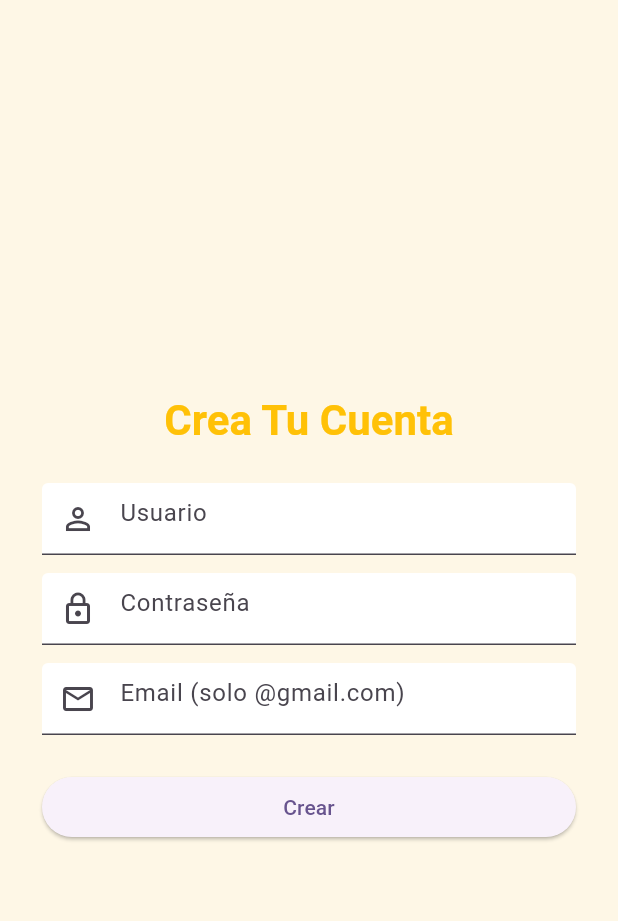
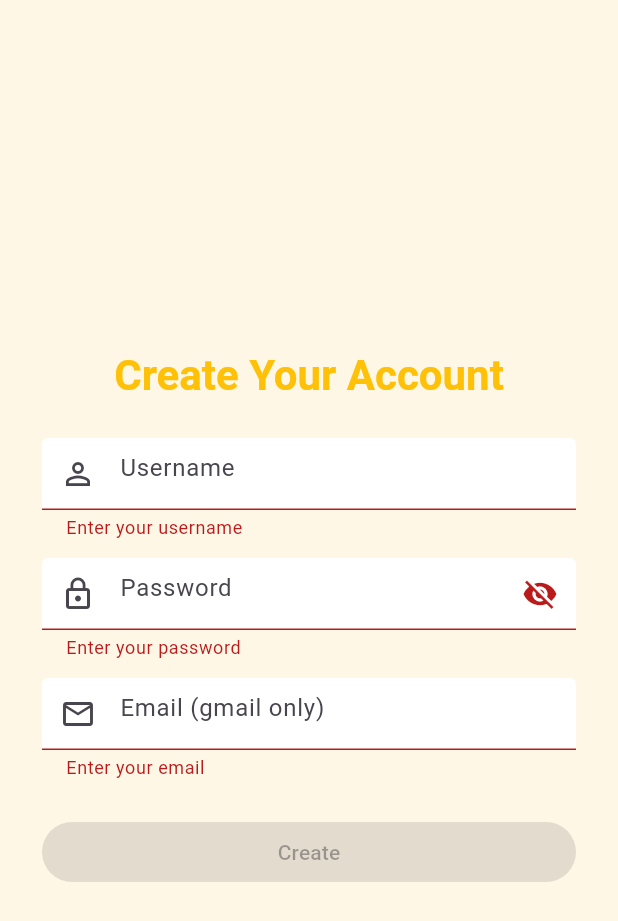
Before and after one commit to Moviles-2025-2-Grupo-Chevere/TalentBridge, a Flutter app: the Signup screen opened directly, on a phone screen of 412 x 824 dp. Shown: the top 921 px of the screen. Run offline on Flutter 3.47's test engine with Material 3 defaults, Android fonts, the phone set to English and light mode, and no system bars.

Commit message:
Chore:  add eye toggle and validity-gated submit

```diff
--- a/talent_bridge_fl/lib/views/signup/signup.dart
+++ b/talent_bridge_fl/lib/views/signup/signup.dart
@@ -1,59 +1,56 @@
 import 'package:flutter/material.dart';
 import 'package:flutter/services.dart';
 
-// ---------- LIMITS (tweak as needed) ----------
-const int kMaxGmailLocal = 30;                 // max chars BEFORE @gmail.com
-const int kGmailSuffixLen = 10;                // "@gmail.com".length
+// ---------- GMAIL LIMITS ----------
+const int kMaxGmailLocal = 30;   // max characters BEFORE @gmail.com
+const int kGmailSuffixLen = 10;  // "@gmail.com".length
 
-// ---------- VALIDATORS (top-level) ----------
+// ---------- VALIDATORS ----------
 
 // Username: 3–30 chars, letters/numbers/._- allowed
 String? _username(String? v, {int min = 3, int max = 30}) {
   final value = (v ?? '').trim();
-  if (value.isEmpty) return 'Ingresa tu usuario';
-  if (value.length < min) return 'Mínimo $min caracteres';
-  if (value.length > max) return 'Máximo $max caracteres';
+  if (value.isEmpty) return 'Enter your username';
+  if (value.length < min) return 'Minimum $min characters';
+  if (value.length > max) return 'Maximum $max characters';
   final ok = RegExp(r'^[A-Za-z0-9._-]+$').hasMatch(value);
-  if (!ok) return 'Solo letras, números, ".", "_" o "-"';
+  if (!ok) return 'Only letters, numbers, ".", "_" or "-"';
   return null;
 }
 
-// Gmail-only email with strict length: total ≤ local+suffix, local ≤ kMaxGmailLocal
+// Gmail-only email with strict length caps
 String? _gmailOnly(String? v) {
   final value = (v ?? '').trim();
-  if (value.isEmpty) return 'Ingresa tu correo';
+  if (value.isEmpty) return 'Enter your email';
 
-  // Hard cap for TOTAL length: local + "@gmail.com"
+  // TOTAL cap = local part + "@gmail.com"
   if (value.length > kMaxGmailLocal + kGmailSuffixLen) {
-    return 'Máximo $kMaxGmailLocal caracteres antes de @gmail.com';
+    return 'Max $kMaxGmailLocal characters before @gmail.com';
   }
 
   if (!value.toLowerCase().endsWith('@gmail.com')) {
-    return 'Debe ser un correo @gmail.com';
+    return 'Must be a @gmail.com email';
   }
 
   final local = value.substring(0, value.length - '@gmail.com'.length);
-  if (local.isEmpty) return 'Correo inválido';
+  if (local.isEmpty) return 'Invalid email';
 
-  // Allowed chars for local part
   final localOk =
       RegExp(r"^[A-Za-z0-9.!#$%&'*+/=?^_`{|}~-]+$").hasMatch(local);
-  if (!localOk) return 'Correo inválido';
+  if (!localOk) return 'Invalid email';
 
-  // Local part length check
   if (local.length > kMaxGmailLocal) {
-    return 'Máximo $kMaxGmailLocal caracteres antes de @gmail.com';
+    return 'Max $kMaxGmailLocal characters before @gmail.com';
   }
-
   return null;
 }
 
-// Password: 8–64 chars
+// Password: 8–64
 String? _password(String? v, {int min = 8, int max = 64}) {
   final value = v ?? '';
-  if (value.isEmpty) return 'Ingresa tu contraseña';
-  if (value.length < min) return 'Mínimo $min caracteres';
-  if (value.length > max) return 'Máximo $max caracteres';
+  if (value.isEmpty) return 'Enter your password';
+  if (value.length < min) return 'Minimum $min characters';
+  if (value.length > max) return 'Maximum $max characters';
   return null;
 }
 
@@ -68,24 +65,45 @@ class Signup extends StatefulWidget {
 class _SignupState extends State<Signup> {
   final _formKey = GlobalKey<FormState>();
 
-  final _userCtrl = TextEditingController();
-  final _passCtrl = TextEditingController();
+  final _userCtrl  = TextEditingController();
+  final _passCtrl  = TextEditingController();
   final _emailCtrl = TextEditingController();
+
+  // Enable/disable button + password visibility
+  final _isValid = ValueNotifier<bool>(false);
+  final _obscure = ValueNotifier<bool>(true);
+
+  @override
+  void initState() {
+    super.initState();
+    _userCtrl.addListener(_revalidate);
+    _passCtrl.addListener(_revalidate);
+    _emailCtrl.addListener(_revalidate);
+    // Revalidate after first frame (covers autofill/paste)
+    WidgetsBinding.instance.addPostFrameCallback((_) => _revalidate());
+  }
 
   @override
   void dispose() {
     _userCtrl.dispose();
     _passCtrl.dispose();
     _emailCtrl.dispose();
+    _isValid.dispose();
+    _obscure.dispose();
     super.dispose();
   }
 
+  void _revalidate() {
+    final ok = _formKey.currentState?.validate() ?? false;
+    if (ok != _isValid.value) _isValid.value = ok;
+  }
+
   void _submit() {
-    final ok = _formKey.currentState?.validate() ?? false;
-    if (ok) {
+    if (_formKey.currentState?.validate() ?? false) {
       ScaffoldMessenger.of(context).showSnackBar(
-        const SnackBar(content: Text('Formulario válido — listo para crear cuenta')),
+        const SnackBar(content: Text('Valid form — ready to create account')),
       );
+      // Next: call your real signup API here.
     }
   }
 
@@ -100,51 +118,63 @@ class _SignupState extends State<Signup> {
             child: Form(
               key: _formKey,
               autovalidateMode: AutovalidateMode.onUserInteraction,
+              child: AutofillGroup(
                 child: Column(
                   crossAxisAlignment: CrossAxisAlignment.stretch,
                   children: [
                     // Title
                     Text(
-                    'Crea Tu Cuenta',
+                      'Create Your Account',
                       textAlign: TextAlign.center,
                       style: Theme.of(context).textTheme.headlineMedium?.copyWith(
-                          color: const Color(0xFFFFC107), // amber
+                            color: const Color(0xFFFFC107),
                             fontWeight: FontWeight.w700,
                           ),
                     ),
                     const SizedBox(height: 24),
 
-                  // Usuario
+                    // Username
                     TextFormField(
                       controller: _userCtrl,
                       textInputAction: TextInputAction.next,
                       inputFormatters: [
                         LengthLimitingTextInputFormatter(30),
-                      FilteringTextInputFormatter.deny(RegExp(r'\s')), // no spaces
+                        FilteringTextInputFormatter.deny(RegExp(r'\s')),
                       ],
                       decoration: const InputDecoration(
-                      hintText: 'Usuario',
+                        hintText: 'Username',
                         prefixIcon: Icon(Icons.person_outline),
                         filled: true,
                         fillColor: Colors.white,
                       ),
                       validator: _username,
+                      onChanged: (_) => _revalidate(),
+                      onEditingComplete: _revalidate,
                     ),
                     const SizedBox(height: 12),
 
-                  // Contraseña
-                  TextFormField(
+                    // Password (with eye toggle)
+                    ValueListenableBuilder<bool>(
+                      valueListenable: _obscure,
+                      builder: (_, isObscure, __) => TextFormField(
                         controller: _passCtrl,
+                        obscureText: isObscure,
                         textInputAction: TextInputAction.next,
-                    obscureText: true,
                         inputFormatters: [LengthLimitingTextInputFormatter(64)],
-                    decoration: const InputDecoration(
-                      hintText: 'Contraseña',
-                      prefixIcon: Icon(Icons.lock_outline),
+                        decoration: InputDecoration(
+                          hintText: 'Password',
+                          prefixIcon: const Icon(Icons.lock_outline),
                           filled: true,
                           fillColor: Colors.white,
+                          suffixIcon: IconButton(
+                            onPressed: () => _obscure.value = !isObscure,
+                            icon: Icon(isObscure ? Icons.visibility_off : Icons.visibility),
+                          ),
                         ),
                         validator: _password,
+                        onChanged: (_) => _revalidate(),
+                        onEditingComplete: _revalidate,
+                      ),
                     ),
                     const SizedBox(height: 12),
 
@@ -155,27 +185,32 @@ class _SignupState extends State<Signup> {
                       keyboardType: TextInputType.emailAddress,
                       autofillHints: const [AutofillHints.email],
                       inputFormatters: [
-                      // TOTAL length cap = local + "@gmail.com"
                         LengthLimitingTextInputFormatter(kMaxGmailLocal + kGmailSuffixLen),
                         FilteringTextInputFormatter.deny(RegExp(r'\s')),
                       ],
                       decoration: const InputDecoration(
-                      hintText: 'Email (solo @gmail.com)',
+                        hintText: 'Email (gmail only)',
                         prefixIcon: Icon(Icons.email_outlined),
                         filled: true,
                         fillColor: Colors.white,
                       ),
                       validator: _gmailOnly,
+                      onChanged: (_) => _revalidate(),
+                      onEditingComplete: _revalidate,
                       onFieldSubmitted: (_) => _submit(),
                     ),
                     const SizedBox(height: 24),
 
-                  // Crear (enabled in this step)
-                  ElevatedButton(
-                    onPressed: _submit,
-                    child: const Text('Crear'),
+                    // Create (disabled until valid)
+                    ValueListenableBuilder<bool>(
+                      valueListenable: _isValid,
+                      builder: (_, ok, __) => ElevatedButton(
+                        onPressed: ok ? _submit : null,
+                        child: const Text('Create'),
+                      ),
                     ),
                   ],
+                ),
               ),
             ),
           ),
```
Lines whose indentation alone changed are shown as unchanged.
